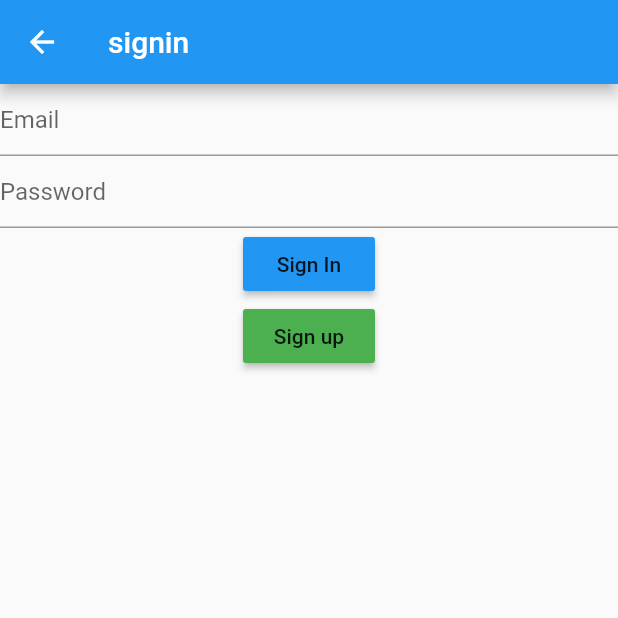
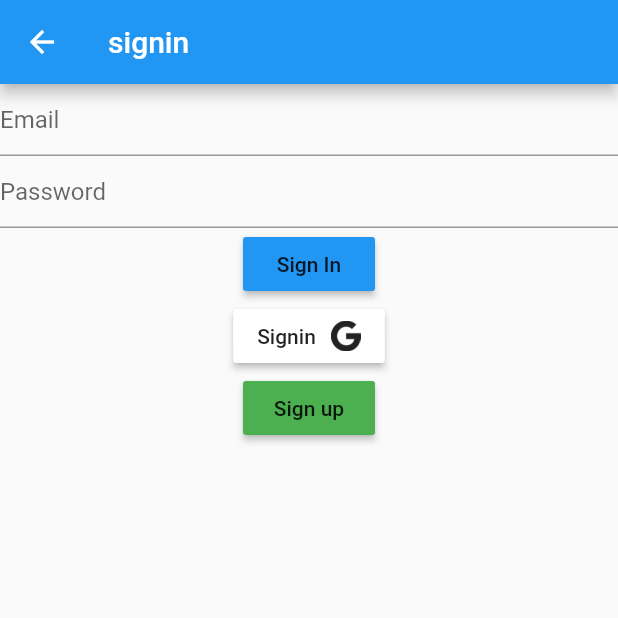
Before and after one commit to sharmashashi/basics, a Flutter app: the SigninPage screen opened directly, on a phone screen of 412 x 824 dp, the top half of it. Run offline on Flutter 3.47's test engine with Material 2 defaults, Android fonts, the phone set to English and light mode, and no system bars; our stand-ins replace cloud_firestore, firebase_auth, firebase_core, firebase_messaging, firebase_storage, get and 2 more; accounts and stored records are empty.

Commit message:
google signin

```diff
--- a/lib/screens/signinpage/signinpage.dart
+++ b/lib/screens/signinpage/signinpage.dart
@@ -3,6 +3,7 @@ import 'package:firstproject/screens/note/NoteDemo.dart';
 import 'package:firstproject/screens/signinpage/signuppage.dart';
 import 'package:flutter/material.dart';
 import 'package:get/get.dart';
+import 'package:google_sign_in/google_sign_in.dart';
 
 class SigninPage extends StatelessWidget {
   TextEditingController emailController = TextEditingController();
@@ -32,6 +33,25 @@ class SigninPage extends StatelessWidget {
               child: Text("Sign In"),
             ),
             MaterialButton(
+              color: Colors.white,
+              onPressed: () {
+                _signinWithGoogle();
+              },
+              child: Row(
+                mainAxisSize: MainAxisSize.min,
+                children: [
+                  Text("Signin"),
+                  SizedBox(
+                    width: 10,
+                  ),
+                  ImageIcon(
+                    AssetImage("assets/google.png"),
+                    size: 20,
+                  )
+                ],
+              ),
+            ),
+            MaterialButton(
               color: Colors.green,
               onPressed: () {
                 Get.to(SignupPage());
@@ -57,4 +77,30 @@ class SigninPage extends StatelessWidget {
     }
     return retValue;
   }
+
+  _signinWithGoogle() async {
+    FirebaseAuth ins = FirebaseAuth.instance;
+
+    GoogleSignIn _googleSignIn = GoogleSignIn(
+      scopes: [
+        'email',
+        'https://www.googleapis.com/auth/contacts.readonly',
+      ],
+    );
+
+    try {
+      GoogleSignInAccount signInAccount = await _googleSignIn.signIn();
+      GoogleSignInAuthentication signInAuthentication =
+          await signInAccount.authentication;
+
+      OAuthCredential credential = GoogleAuthProvider.credential(
+          idToken: signInAuthentication.idToken,
+          accessToken: signInAuthentication.accessToken);
+
+      UserCredential userCreds = await ins.signInWithCredential(credential);
+      print(userCreds.user.email);
+    } catch (e) {
+      print(e);
+    }
+  }
 }
--- a/pubspec.yaml
+++ b/pubspec.yaml
@@ -28,6 +28,7 @@ dependencies:
   firebase_messaging: ^7.0.3
   firebase_auth: ^0.18.3
   get: 3.11.0
+  google_sign_in: 4.5.5
   http: any
 
   flutter:
```
Also changed, not shown: assets/google.png (added), pubspec.lock.
